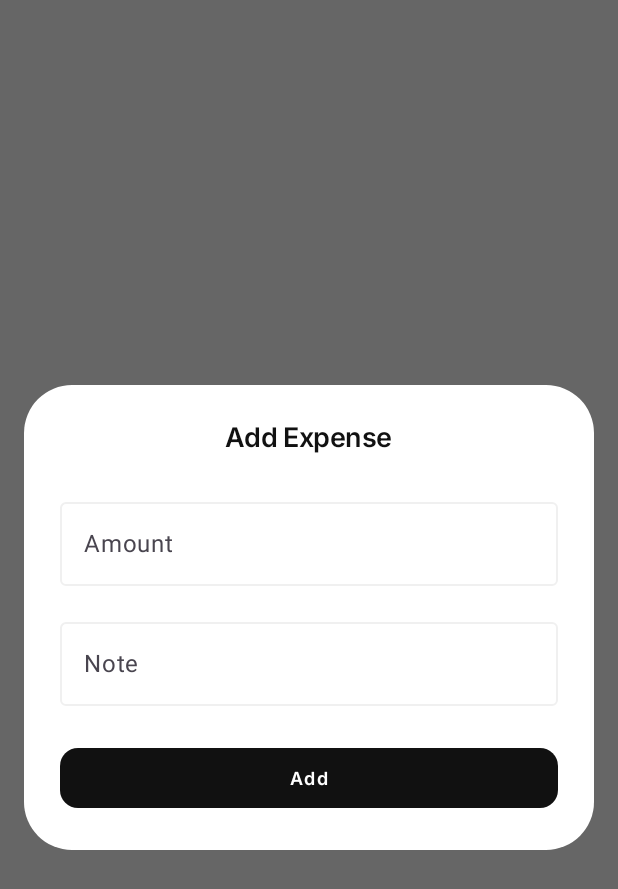
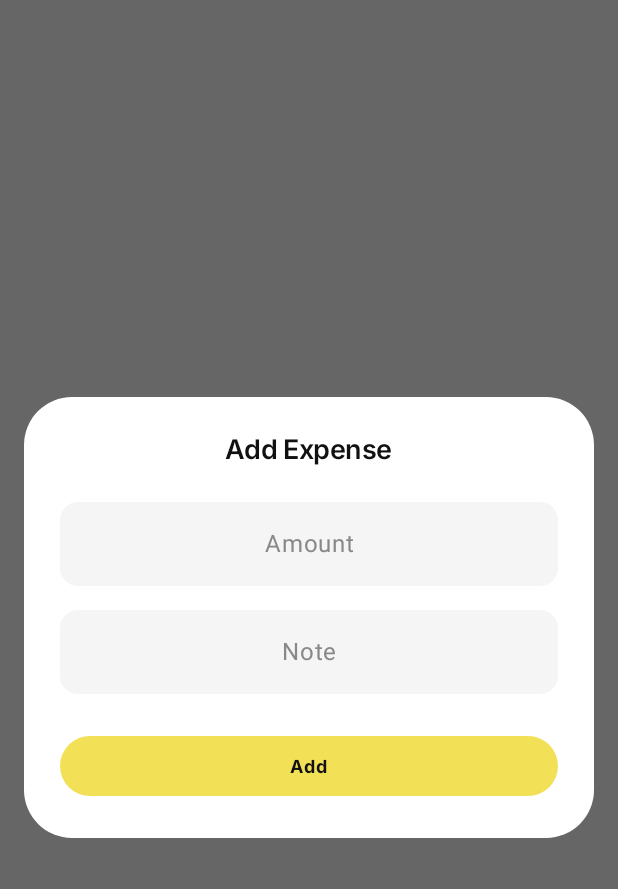
Before and after one commit to imanhaikal/Memo, an Android app built with Jetpack Compose: the @Preview function AddExpenseDialogPreview, on a phone screen of 412 x 824 dp. Shown: the top 889 px of the screen. Run offline under Robolectric (Android 15) with nearby library versions, the phone set to English and light mode, and no system bars.

Commit message:
Add MemoInput component and update input styling
Introduced a new MemoInput composable for consistent, custom-styled text input fields. Replaced OutlinedTextField usages in AddExpenseDialog and SetupDialog with MemoInput, improving visual consistency and focus handling. Adjusted typography weights for section labels and headers, tweaked paddings for better layout, and made minor color and border refinements across components.

```diff
--- a/app/src/main/java/com/imanhaikal/memo/ui/components/HeroSection.kt
+++ b/app/src/main/java/com/imanhaikal/memo/ui/components/HeroSection.kt
@@ -32,7 +32,7 @@ fun HeroSection(
         ) {
             Text(
                 text = "AVAILABLE TODAY",
-                style = MaterialTheme.typography.labelSmall,
+                style = MaterialTheme.typography.labelSmall.copy(fontWeight = androidx.compose.ui.text.font.FontWeight.Black),
                 color = AppColors.TextSecondary,
                 textAlign = TextAlign.Center
             )
--- a/app/src/main/java/com/imanhaikal/memo/ui/components/MemoCard.kt
+++ b/app/src/main/java/com/imanhaikal/memo/ui/components/MemoCard.kt
@@ -36,7 +36,7 @@ fun MemoCard(
             .background(AppColors.Surface)
             .border(
                 width = 1.dp,
-                color = Color.White.copy(alpha = 0.5f),
+                color = Color.White,
                 shape = shape
             )
             .padding(24.dp)
--- /dev/null
+++ b/app/src/main/java/com/imanhaikal/memo/ui/components/MemoInput.kt
@@ -0,0 +1,124 @@
+package com.imanhaikal.memo.ui.components
+
+import androidx.compose.foundation.background
+import androidx.compose.foundation.border
+import androidx.compose.foundation.interaction.MutableInteractionSource
+import androidx.compose.foundation.interaction.collectIsFocusedAsState
+import androidx.compose.foundation.layout.Box
+import androidx.compose.foundation.layout.PaddingValues
+import androidx.compose.foundation.layout.fillMaxWidth
+import androidx.compose.foundation.layout.heightIn
+import androidx.compose.foundation.layout.padding
+import androidx.compose.foundation.shape.RoundedCornerShape
+import androidx.compose.foundation.text.BasicTextField
+import androidx.compose.foundation.text.KeyboardActions
+import androidx.compose.foundation.text.KeyboardOptions
+import androidx.compose.material3.MaterialTheme
+import androidx.compose.material3.Text
+import androidx.compose.runtime.Composable
+import androidx.compose.runtime.getValue
+import androidx.compose.runtime.remember
+import androidx.compose.ui.Alignment
+import androidx.compose.ui.Modifier
+import androidx.compose.ui.graphics.Color
+import androidx.compose.ui.graphics.SolidColor
+import androidx.compose.ui.text.TextStyle
+import androidx.compose.ui.text.input.VisualTransformation
+import androidx.compose.ui.text.style.TextAlign
+import androidx.compose.ui.tooling.preview.Preview
+import androidx.compose.ui.unit.dp
+import com.imanhaikal.memo.ui.theme.AppColors
+import com.imanhaikal.memo.ui.theme.MemoTheme
+
+@Composable
+fun MemoInput(
+    value: String,
+    onValueChange: (String) -> Unit,
+    modifier: Modifier = Modifier,
+    placeholder: String = "",
+    label: String? = null,
+    visualTransformation: VisualTransformation = VisualTransformation.None,
+    keyboardOptions: KeyboardOptions = KeyboardOptions.Default,
+    keyboardActions: KeyboardActions = KeyboardActions.Default,
+    singleLine: Boolean = true
+) {
+    val interactionSource = remember { MutableInteractionSource() }
+    val isFocused by interactionSource.collectIsFocusedAsState()
+
+    val backgroundColor = Color(0xFFF5F5F5)
+    val shape = RoundedCornerShape(12.dp)
+
+    // Determine border style based on focus
+    val borderModifier = if (isFocused) {
+        Modifier.border(2.dp, AppColors.TextPrimary, shape)
+    } else {
+        Modifier
+    }
+
+    BasicTextField(
+        value = value,
+        onValueChange = onValueChange,
+        modifier = modifier
+            .fillMaxWidth()
+            .then(borderModifier)
+            .background(backgroundColor, shape)
+            .heightIn(min = 56.dp) // Standard touch target height
+            .padding(horizontal = 16.dp),
+        textStyle = MaterialTheme.typography.bodyLarge.copy(
+            color = AppColors.TextPrimary,
+            textAlign = TextAlign.Center
+        ),
+        singleLine = singleLine,
+        keyboardOptions = keyboardOptions,
+        keyboardActions = keyboardActions,
+        visualTransformation = visualTransformation,
+        interactionSource = interactionSource,
+        cursorBrush = SolidColor(AppColors.TextPrimary),
+        decorationBox = { innerTextField ->
+            Box(
+                contentAlignment = Alignment.Center,
+                modifier = Modifier.fillMaxWidth()
+            ) {
+                if (value.isEmpty()) {
+                    if (label != null && !isFocused) {
+                        // Show label centered when empty and not focused
+                        Text(
+                            text = label,
+                            style = MaterialTheme.typography.bodyLarge,
+                            color = AppColors.TextSecondary,
+                            textAlign = TextAlign.Center
+                        )
+                    } else if (placeholder.isNotEmpty()) {
+                        // Show placeholder if label is hidden (focused) or null
+                         Text(
+                            text = placeholder,
+                            style = MaterialTheme.typography.bodyLarge,
+                            color = AppColors.TextTertiary,
+                            textAlign = TextAlign.Center
+                        )
+                    }
+                }
+
+                // If focused and we have a label, we might want to move it or just hide it.
+                // For this "centered" design, hiding the label on focus/typing and showing placeholder
+                // or just relying on context is common.
+                // However, the original code had labels.
+                // Let's adopt a simple strategy: Label acts as placeholder.
+
+                innerTextField()
+            }
+        }
+    )
+}
+
+@Preview
+@Composable
+fun MemoInputPreview() {
+    MemoTheme {
+        MemoInput(
+            value = "",
+            onValueChange = {},
+            label = "Enter Amount"
+        )
+    }
+}
--- a/app/src/main/java/com/imanhaikal/memo/ui/components/StatsGrid.kt
+++ b/app/src/main/java/com/imanhaikal/memo/ui/components/StatsGrid.kt
@@ -69,7 +69,7 @@ private fun StatCard(
         ) {
             Text(
                 text = label,
-                style = MaterialTheme.typography.labelSmall,
+                style = MaterialTheme.typography.labelSmall.copy(fontWeight = androidx.compose.ui.text.font.FontWeight.Black),
                 color = AppColors.TextSecondary
             )
             Spacer(modifier = Modifier.height(4.dp))
--- a/app/src/main/java/com/imanhaikal/memo/ui/components/TransactionList.kt
+++ b/app/src/main/java/com/imanhaikal/memo/ui/components/TransactionList.kt
@@ -64,7 +64,7 @@ fun TransactionItem(
                 color = AppColors.Border,
                 shape = shape
             )
-            .padding(vertical = 20.dp, horizontal = 24.dp)
+            .padding(horizontal = 20.dp, vertical = 24.dp)
     ) {
         Row(
             modifier = Modifier.fillMaxWidth(),
--- a/app/src/main/java/com/imanhaikal/memo/ui/dialogs/AddExpenseDialog.kt
+++ b/app/src/main/java/com/imanhaikal/memo/ui/dialogs/AddExpenseDialog.kt
@@ -14,10 +14,9 @@ import androidx.compose.foundation.text.KeyboardOptions
 import androidx.compose.material3.Button
 import androidx.compose.material3.ButtonDefaults
 import androidx.compose.material3.MaterialTheme
-import androidx.compose.material3.OutlinedTextField
-import androidx.compose.material3.OutlinedTextFieldDefaults
 import androidx.compose.material3.Surface
 import androidx.compose.material3.Text
+import com.imanhaikal.memo.ui.components.MemoInput
 import androidx.compose.runtime.Composable
 import androidx.compose.runtime.LaunchedEffect
 import androidx.compose.runtime.getValue
@@ -91,23 +90,14 @@ fun AddExpenseDialog(
                 Spacer(modifier = Modifier.height(24.dp))
 
                 // Amount Input
-                OutlinedTextField(
+                MemoInput(
                     value = amountText,
                     onValueChange = { amountText = it },
-                    label = { Text("Amount") },
-                    placeholder = { Text("0.00") },
-                    singleLine = true,
+                    label = "Amount",
+                    placeholder = "0.00",
                     keyboardOptions = KeyboardOptions(
                         keyboardType = KeyboardType.Number,
                         imeAction = ImeAction.Next
-                    ),
-                    colors = OutlinedTextFieldDefaults.colors(
-                        focusedBorderColor = AppColors.TextPrimary,
-                        unfocusedBorderColor = AppColors.Border,
-                        focusedLabelColor = AppColors.TextPrimary,
-                        cursorColor = AppColors.TextPrimary,
-                        focusedTextColor = AppColors.TextPrimary,
-                        unfocusedTextColor = AppColors.TextPrimary
                     ),
                     modifier = Modifier.fillMaxWidth()
                 )
@@ -115,23 +105,14 @@ fun AddExpenseDialog(
                 Spacer(modifier = Modifier.height(16.dp))
 
                 // Note Input
-                OutlinedTextField(
+                MemoInput(
                     value = noteText,
                     onValueChange = { noteText = it },
-                    label = { Text("Note") },
-                    placeholder = { Text("e.g. Lunch") },
-                    singleLine = true,
+                    label = "Note",
+                    placeholder = "e.g. Lunch",
                     keyboardOptions = KeyboardOptions(
                         capitalization = KeyboardCapitalization.Sentences,
                         imeAction = ImeAction.Done
-                    ),
-                    colors = OutlinedTextFieldDefaults.colors(
-                        focusedBorderColor = AppColors.TextPrimary,
-                        unfocusedBorderColor = AppColors.Border,
-                        focusedLabelColor = AppColors.TextPrimary,
-                        cursorColor = AppColors.TextPrimary,
-                        focusedTextColor = AppColors.TextPrimary,
-                        unfocusedTextColor = AppColors.TextPrimary
                     ),
                     modifier = Modifier.fillMaxWidth()
                 )
@@ -146,15 +127,15 @@ fun AddExpenseDialog(
                         }
                     },
                     colors = ButtonDefaults.buttonColors(
-                        containerColor = AppColors.TextPrimary,
-                        contentColor = Color.White
+                        containerColor = AppColors.Yellow,
+                        contentColor = AppColors.TextPrimary
                     ),
                     modifier = Modifier.fillMaxWidth(),
-                    shape = RoundedCornerShape(12.dp)
+                    shape = RoundedCornerShape(50)
                 ) {
                     Text(
                         text = "Add",
-                        style = MaterialTheme.typography.labelSmall
+                        style = MaterialTheme.typography.labelSmall.copy(fontWeight = androidx.compose.ui.text.font.FontWeight.Bold)
                     )
                 }
             }
```
Also changed, not shown: app/src/main/java/com/imanhaikal/memo/ui/dialogs/SetupDialog.kt (+11 -30 lines), app/src/main/java/com/imanhaikal/memo/ui/screens/DashboardScreen.kt (+9 -4 lines).
